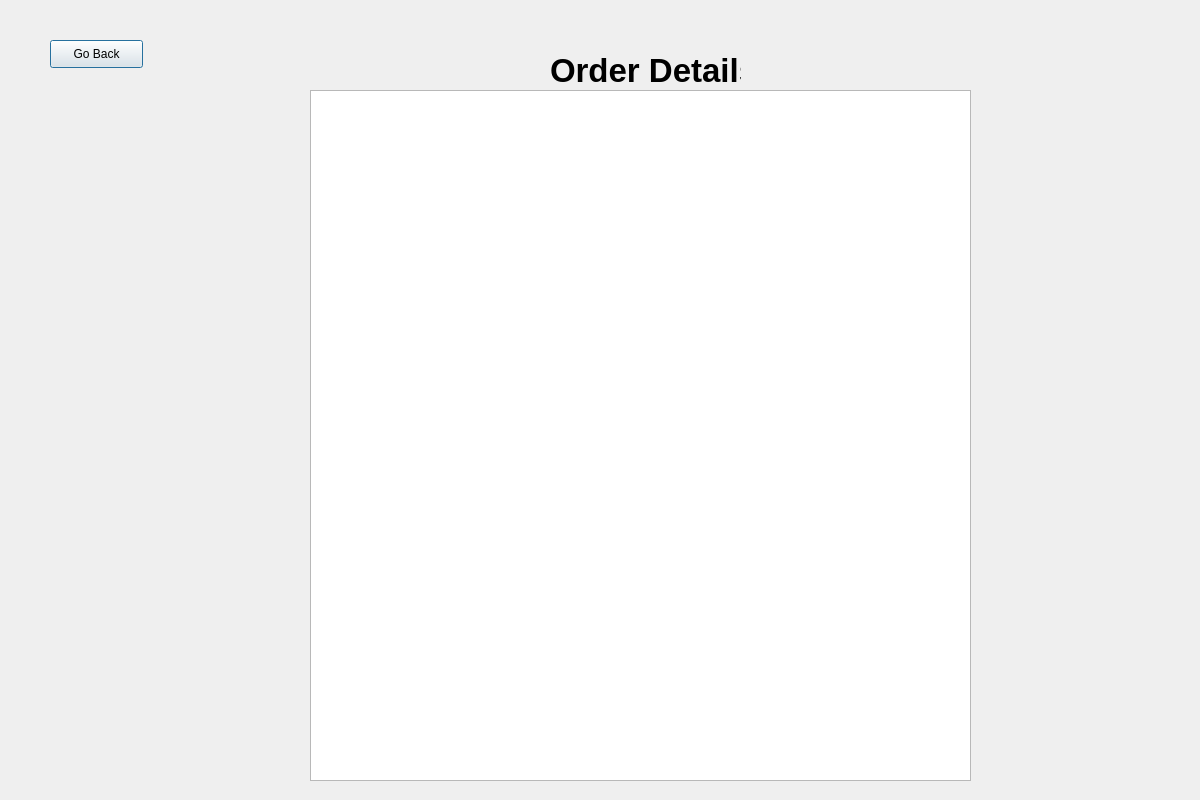
Qt form Frontend/KitchenOrderDetails.ui (YY0NII/DeskFood) before a commit.
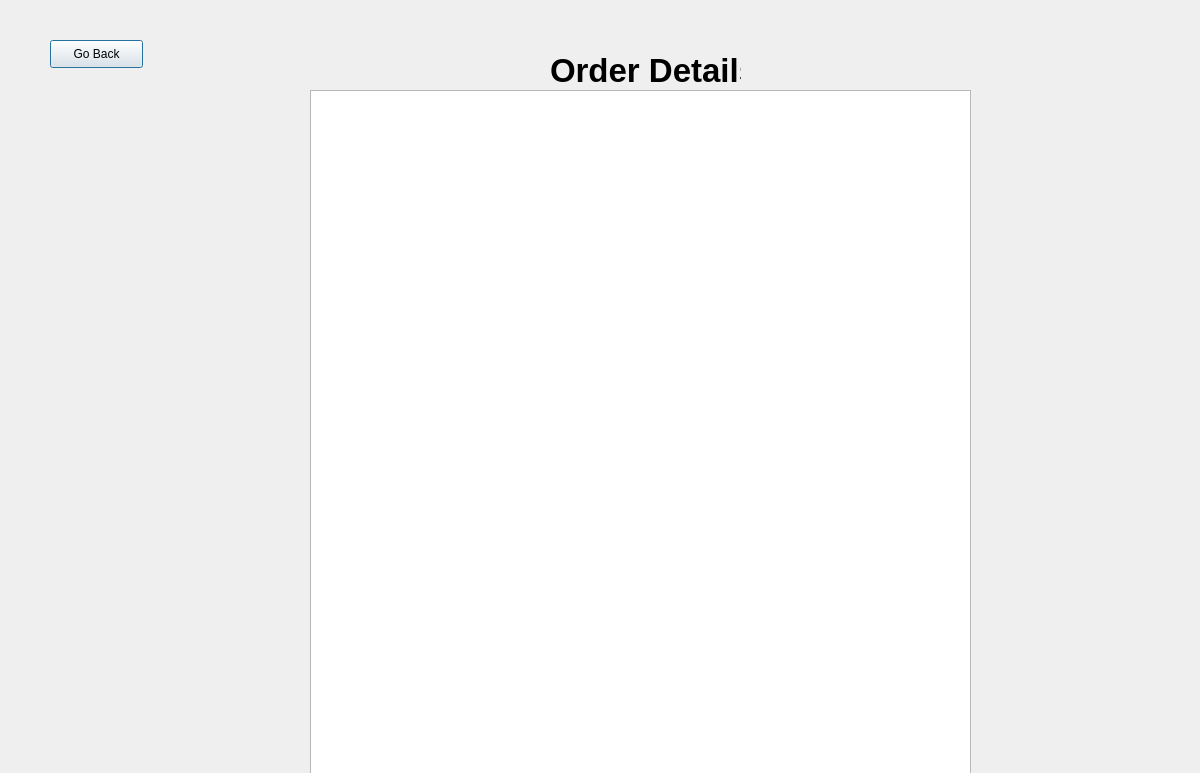
The same form after that commit.

```diff
--- a/Frontend/KitchenOrderDetails.ui
+++ b/Frontend/KitchenOrderDetails.ui
@@ -7,7 +7,7 @@
     <x>0</x>
     <y>0</y>
     <width>1200</width>
-    <height>800</height>
+    <height>773</height>
    </rect>
   </property>
   <property name="windowTitle">
```
Left out of the diff: 2 changed lines with no effect on the pictures.
